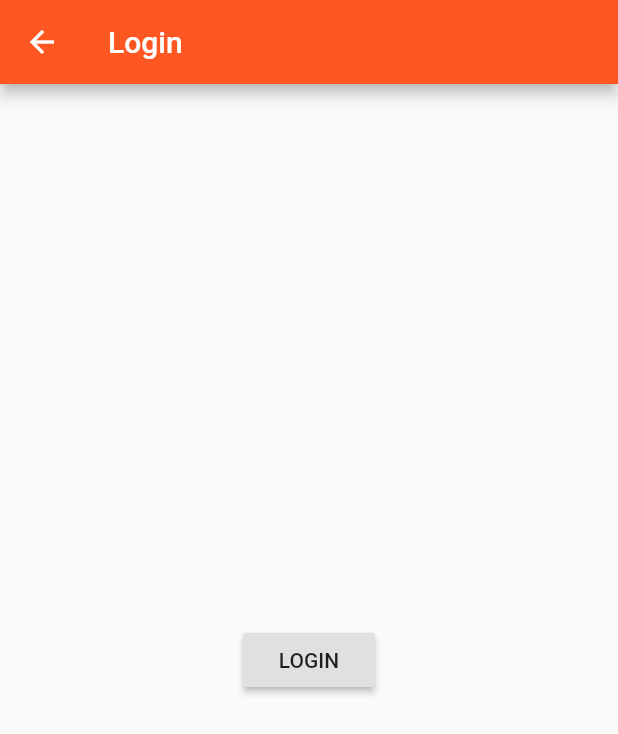
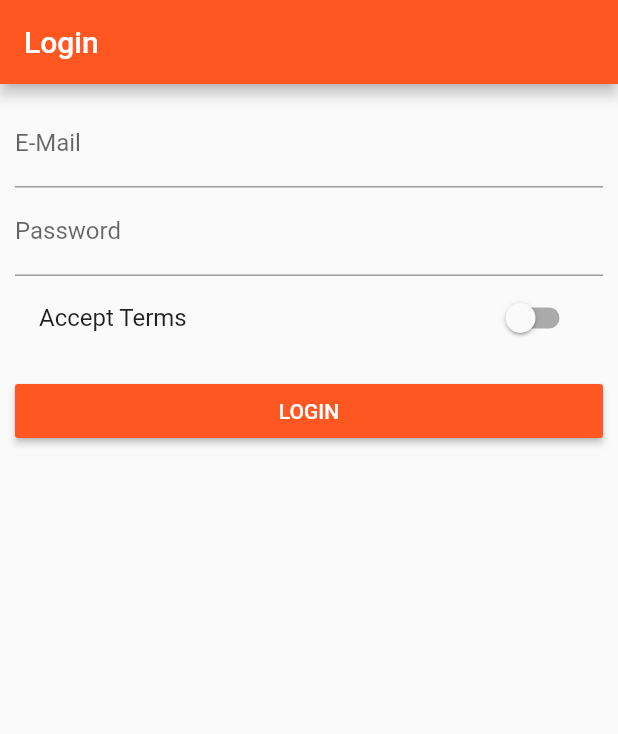
Before and after one commit to defoibrahim/flutter_products_store, a Flutter app: the AuthPage screen opened directly, on a phone screen of 412 x 824 dp. Shown: the top 734 px of the screen. Run offline on Flutter 3.47's test engine with Material 2 defaults, Android fonts, the phone set to English and light mode, and no system bars.

```diff
--- a/lib/main.dart
+++ b/lib/main.dart
@@ -1,5 +1,6 @@
 import 'package:flutter/material.dart';
 import 'package:flutter/rendering.dart';
+import 'package:productsstore/pages/auth.dart';
 import 'package:productsstore/pages/productDetailPage.dart';
 import './pages/product_create.dart';
 import './pages/product_list.dart';
@@ -40,9 +41,9 @@ class _MyAppState extends State<MyApp> {
     return MaterialApp(
         theme: ThemeData(
             primarySwatch: Colors.deepOrange, accentColor: Colors.deepPurple),
-//      home: HomePage(_products, _addProduct, _deleteProduct),
+        home: AuthPage(),
         routes: {
-          '/': (BuildContext context) => HomePage(_products),
+//          '/': (BuildContext context) => HomePage(_products),
           '/admin': (BuildContext context) =>
               ProductsAdminPage(_addProduct, _deleteProduct),
 //          '/create': (BuildContext context) => ProductCreatePage(),
--- a/lib/pages/auth.dart
+++ b/lib/pages/auth.dart
@@ -1,19 +1,68 @@
 import 'package:flutter/material.dart';
 import 'package:productsstore/pages/homePage.dart';
 
-class AuthPage extends StatelessWidget {
+class AuthPage extends StatefulWidget {
+  @override
+  _AuthPageState createState() => _AuthPageState();
+}
+
+class _AuthPageState extends State<AuthPage> {
+  String _emailValue;
+  String _passwordValue;
+  bool _acceptTerms = false;
   @override
   Widget build(BuildContext context) {
     return Scaffold(
       appBar: AppBar(
         title: Text('Login'),
       ),
-      body: Center(
-        child: RaisedButton(
-          child: Text('LOGIN'),
-          onPressed: () {
-            Navigator.pushReplacementNamed(context, '/');
-          },
+      body: Container(
+        margin: EdgeInsets.all(10.0),
+        child: ListView(
+          children: <Widget>[
+            TextField(
+              decoration: InputDecoration(labelText: 'E-Mail'),
+              keyboardType: TextInputType.emailAddress,
+              onChanged: (String value) {
+                setState(() {
+                  _emailValue = value;
+                });
+              },
+            ),
+            TextField(
+              decoration: InputDecoration(labelText: 'Password'),
+              obscureText: true,
+              onChanged: (String value) {
+                setState(() {
+                  _passwordValue = value;
+                });
+              },
+            ),
+            SwitchListTile(
+              value: _acceptTerms,
+              onChanged: (bool value) {
+                setState(() {
+                  _acceptTerms = value;
+                });
+              },
+              title: Text('Accept Terms'),
+            ),
+            SizedBox(
+              height: 10.0,
+            ),
+            RaisedButton(
+              color: Theme.of(context).primaryColor,
+              textColor: Colors.white,
+              child: Text('LOGIN'),
+              onPressed: () {
+                print(_emailValue);
+                print(_passwordValue);
+                if (_acceptTerms) {
+                  Navigator.pushReplacementNamed(context, '/products');
+                }
+              },
+            ),
+          ],
         ),
       ),
     );
```
Also changed, not shown: lib/pages/product_create.dart (+15 -10 lines).
